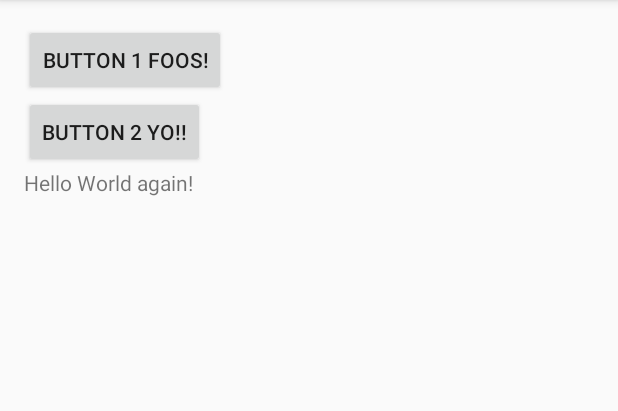
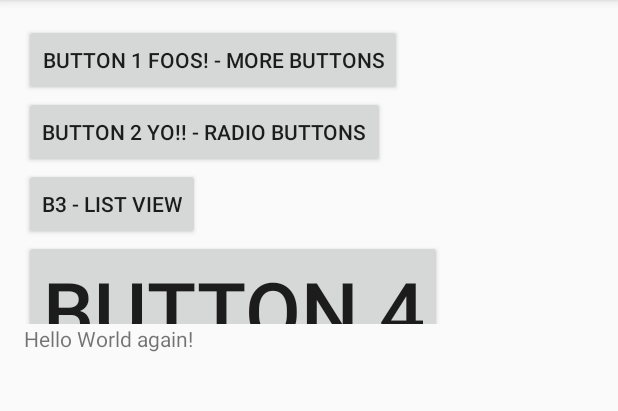
Before and after one commit to angryllama/ButtonTest, an Android app: the screen it shows after launch (MainActivity), on a phone screen of 412 x 824 dp, the part 84-495 px from its top. Run offline under Robolectric (Android 15) with nearby library versions, the phone set to English and light mode, and no system bars.

Commit message:
Almost finished

```diff
--- a/app/src/main/java/com/example/dan/buttontest/Button2.java
+++ b/app/src/main/java/com/example/dan/buttontest/Button2.java
@@ -14,6 +14,7 @@ import android.widget.TextView;
  */
 public class Button2 extends MainActivity implements RadioGroup.OnCheckedChangeListener{
 
+    static int a = 0;
     TextView textOut;
     EditText textIn;
     RadioGroup gravityG,styleG;
--- a/app/src/main/res/layout/fragment_main.xml
+++ b/app/src/main/res/layout/fragment_main.xml
@@ -1,26 +1,67 @@
 <LinearLayout xmlns:android="http://schemas.android.com/apk/res/android"
-    xmlns:tools="http://schemas.android.com/tools" android:layout_width="match_parent"
-    android:layout_height="match_parent" android:paddingLeft="@dimen/activity_horizontal_margin"
+    xmlns:tools="http://schemas.android.com/tools"
+    android:layout_width="match_parent"
+    android:layout_height="match_parent"
+    android:animationCache="false"
+    android:orientation="vertical"
+    android:paddingBottom="@dimen/activity_vertical_margin"
+    android:paddingLeft="@dimen/activity_horizontal_margin"
     android:paddingRight="@dimen/activity_horizontal_margin"
     android:paddingTop="@dimen/activity_vertical_margin"
-    android:paddingBottom="@dimen/activity_vertical_margin" tools:context=".MainActivityFragment"
-    android:animationCache="false"
+    tools:context=".MainActivityFragment">
+
+    <ScrollView
+        android:layout_width="fill_parent"
+        android:layout_height="200dp">
+
+        <LinearLayout
+            android:layout_width="fill_parent"
+            android:layout_height="fill_parent"
             android:orientation="vertical">
 
+            <Button
+                android:id="@+id/button1"
+                android:layout_width="wrap_content"
+                android:layout_height="wrap_content"
+                android:text="Button 1 foos! - more buttons" />
 
             <Button
+                android:id="@+id/button2"
                 android:layout_width="wrap_content"
                 android:layout_height="wrap_content"
-        android:text="Button 1 foos!"
-        android:id="@+id/button1" />
+                android:text="Button 2 yo!! - radio buttons" />
 
             <Button
+                android:id="@+id/button3"
                 android:layout_width="wrap_content"
                 android:layout_height="wrap_content"
-        android:text="Button 2 yo!!"
-        android:id="@+id/button2" />
+                android:text="B3 - list view" />
 
-    <TextView android:text="Hello World again!" android:layout_width="wrap_content"
-        android:layout_height="wrap_content" />
+            <Button
+                android:id="@+id/button4"
+                android:layout_width="wrap_content"
+                android:layout_height="wrap_content"
+                android:text="Button 4"
+                android:textSize="54sp"/>
+
+            <Button
+                android:id="@+id/button5"
+                android:layout_width="wrap_content"
+                android:layout_height="wrap_content"
+                android:text="Button 5" />
+
+            <Button
+                android:id="@+id/button6"
+                android:layout_width="wrap_content"
+                android:layout_height="wrap_content"
+                android:text="Button 6" />
 
         </LinearLayout>
+    </ScrollView>
+
+    <TextView
+        android:layout_width="wrap_content"
+        android:layout_height="wrap_content"
+        android:text="Hello World again!" />
+
+</LinearLayout>
--- a/app/src/main/res/menu/menu_main.xml
+++ b/app/src/main/res/menu/menu_main.xml
@@ -3,4 +3,15 @@
     xmlns:tools="http://schemas.android.com/tools" tools:context=".MainActivity">
     <item android:id="@+id/action_settings" android:title="@string/action_settings"
         android:orderInCategory="100" app:showAsAction="never" />
+
+    <item
+        android:id="@+id/Menu"
+        android:alphabeticShortcut="s"
+        android:title="Open Danactivty" />
+
+    <item
+        android:id="@+id/MenuToast"
+        android:alphabeticShortcut="t"
+        android:title="Open Toast activty" />
+
 </menu>
```
Also changed, not shown: app/src/main/AndroidManifest.xml (+19 -2 lines), app/src/main/java/com/example/dan/buttontest/MainActivity.java (+12 -0 lines), app/src/main/java/com/example/dan/buttontest/Menu.java (added, +16 -0 lines), app/src/main/res/layout/about.xml (added, +12 -0 lines). Lines whose indentation alone changed are shown as unchanged.
